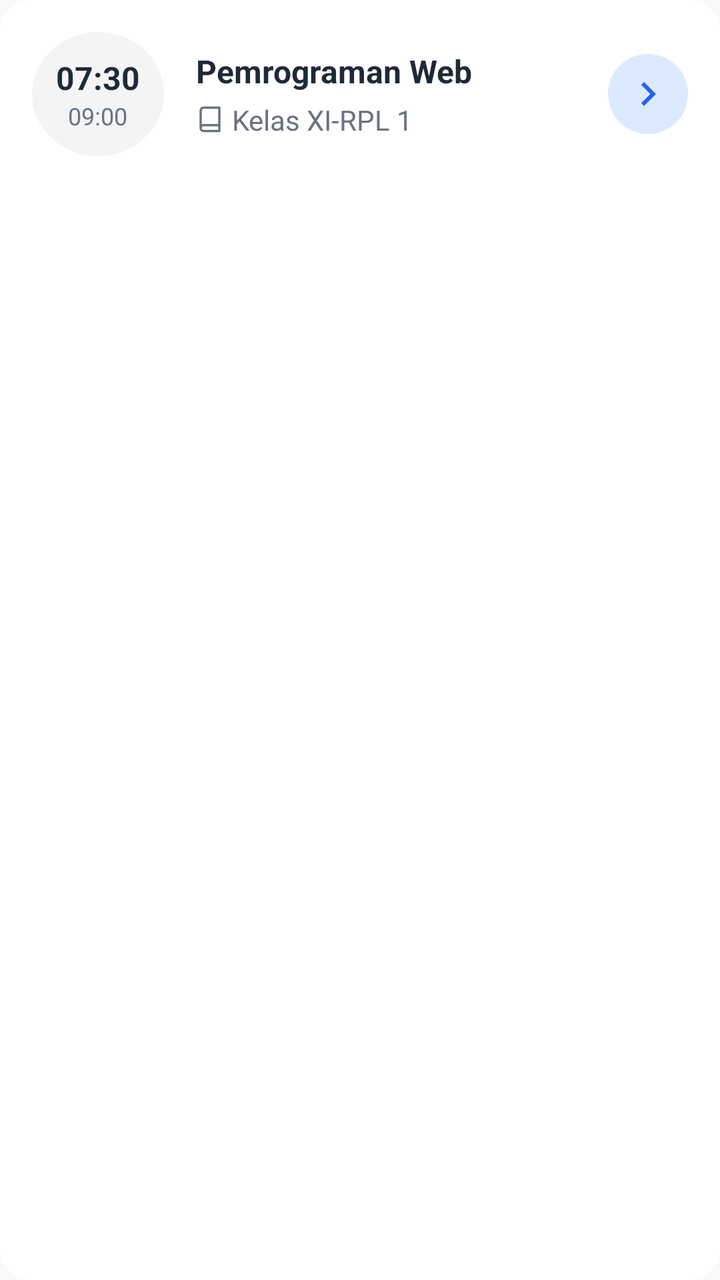
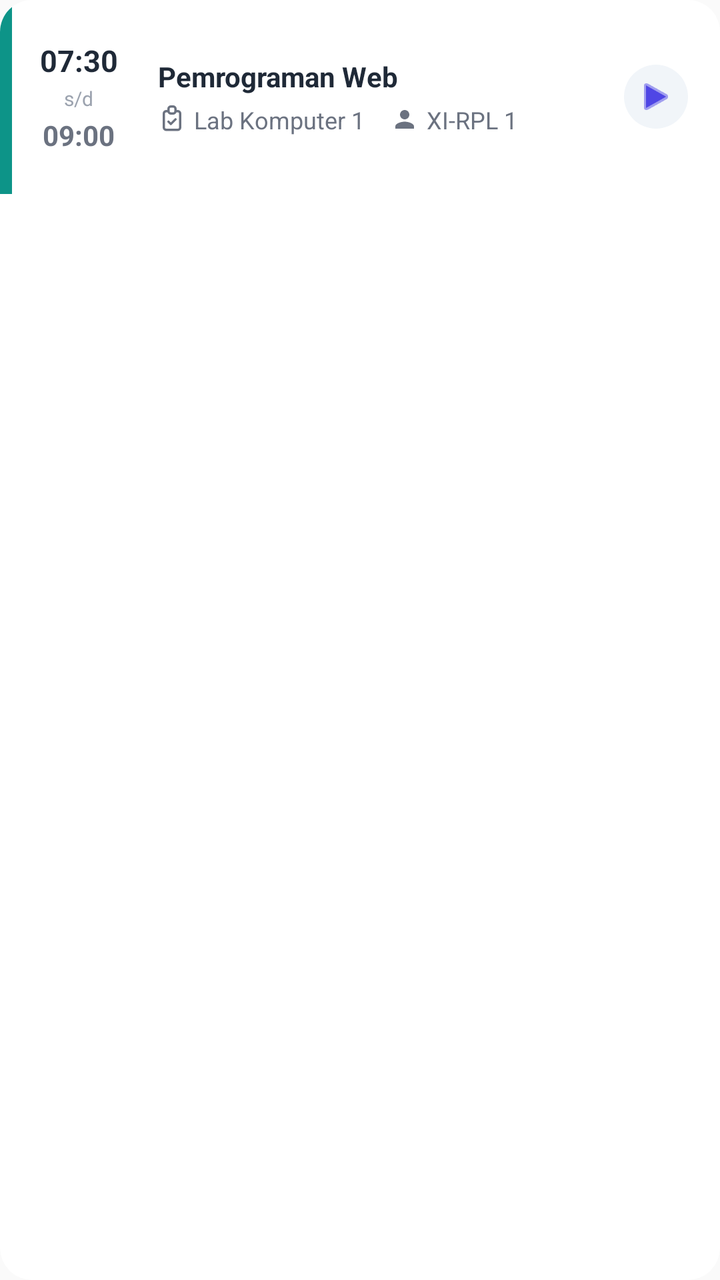

Before-and-after screenshots of an Android layout around one commit, followed by the original layout XML and the change that was made.
<!-- AndroidManifest.xml: application theme Theme.AppCompat.Light.NoActionBar -->
<!-- res/layout/item_jadwal_hari_ini.xml -->
<?xml version="1.0" encoding="utf-8"?>
<androidx.cardview.widget.CardView xmlns:android="http://schemas.android.com/apk/res/android"
    xmlns:app="http://schemas.android.com/apk/res-auto"
    xmlns:tools="http://schemas.android.com/tools"
    tools:ignore="HardcodedText,ContentDescription,Autofill,UseCompoundDrawables"
    android:layout_width="match_parent"
    android:layout_height="wrap_content"
    android:layout_marginBottom="12dp"
    app:cardCornerRadius="16dp"
    app:cardElevation="0dp"
    android:clickable="true"
    android:focusable="true"
    android:foreground="?attr/selectableItemBackground">

    <LinearLayout
        android:layout_width="match_parent"
        android:layout_height="wrap_content"
        android:background="#FFFFFF"
        android:orientation="horizontal"
        android:padding="16dp"
        android:gravity="center_vertical">

        
        <LinearLayout
            android:layout_width="wrap_content"
            android:layout_height="wrap_content"
            android:orientation="vertical"
            android:background="@drawable/bg_icon_circle"
            android:backgroundTint="#F3F4F6"
            android:padding="12dp"
            android:gravity="center"
            android:layout_marginEnd="16dp">
            <TextView
                android:id="@+id/tvJamMulai"
                android:layout_width="wrap_content"
                android:layout_height="wrap_content"
                android:text="07:30"
                android:textColor="#1F2937"
                android:textSize="16sp"
                android:textStyle="bold" />
            <TextView
                android:id="@+id/tvJamSelesai"
                android:layout_width="wrap_content"
                android:layout_height="wrap_content"
                android:text="09:00"
                android:textColor="#6B7280"
                android:textSize="12sp" />
        </LinearLayout>

        
        <LinearLayout
            android:layout_width="0dp"
            android:layout_height="wrap_content"
            android:layout_weight="1"
            android:orientation="vertical">
            <TextView
                android:id="@+id/tvMataPelajaran"
                android:layout_width="wrap_content"
                android:layout_height="wrap_content"
                android:text="Pemrograman Web"
                android:textColor="#1F2937"
                android:textSize="16sp"
                android:textStyle="bold"
                android:layout_marginBottom="4dp" />
            <LinearLayout
                android:layout_width="wrap_content"
                android:layout_height="wrap_content"
                android:orientation="horizontal"
                android:gravity="center_vertical">
                <ImageView
                    android:layout_width="14dp"
                    android:layout_height="14dp"
                    android:src="@drawable/ic_modern_materi"
                    app:tint="#6B7280"
                    android:layout_marginEnd="4dp" />
                <TextView
                    android:id="@+id/tvKelas"
                    android:layout_width="wrap_content"
                    android:layout_height="wrap_content"
                    android:text="Kelas XI-RPL 1"
                    android:textColor="#6B7280"
                    android:textSize="14sp" />
            </LinearLayout>
        </LinearLayout>

        
        <ImageView
            android:layout_width="40dp"
            android:layout_height="40dp"
            android:src="@drawable/ic_chevron_right"
            android:background="@drawable/bg_icon_circle"
            android:backgroundTint="#DBEAFE"
            app:tint="#2563EB"
            android:padding="8dp" />

    </LinearLayout>
</androidx.cardview.widget.CardView>
<!-- resources referenced by this layout -->
<resources>
  <!-- drawable bg_icon_circle (drawable) -->
  ﻿<?xml version="1.0" encoding="utf-8"?>
  <shape xmlns:android="http://schemas.android.com/apk/res/android"
      android:shape="oval">
      <solid android:color="#FFFFFF" />
  </shape>
  <!-- drawable ic_chevron_right (drawable) -->
  ﻿<vector xmlns:android="http://schemas.android.com/apk/res/android"
      android:width="24dp"
      android:height="24dp"
      android:viewportWidth="24"
      android:viewportHeight="24">
    <path
        android:fillColor="#000000"
        android:pathData="M10,6L8.59,7.41 13.17,12l-4.58,4.59L10,18l6,-6z"/>
  </vector>
  <!-- drawable ic_modern_materi (drawable) -->
  <vector xmlns:android="http://schemas.android.com/apk/res/android" android:width="24dp" android:height="24dp" android:viewportWidth="24" android:viewportHeight="24">
    <path android:fillColor="#00000000" android:strokeColor="#9333EA" android:strokeWidth="2" android:strokeLineCap="round" android:strokeLineJoin="round" android:pathData="M4 19.5A2.5 2.5 0 0 1 6.5 17H20 M6.5 2H20v20H6.5A2.5 2.5 0 0 1 4 19.5v-15A2.5 2.5 0 0 1 6.5 2z"/>
  </vector>
</resources>

<!-- the commit's change to res/layout/item_jadwal_hari_ini.xml (unified diff, before → after) -->
@@ -17,81 +17,127 @@
         android:layout_height="wrap_content"
         android:background="#FFFFFF"
         android:orientation="horizontal"
-        android:padding="16dp"
         android:gravity="center_vertical">
+        
+        
+        <View
+            android:layout_width="6dp"
+            android:layout_height="match_parent"
+            android:background="#0D9488" />
 
-        
         <LinearLayout
-            android:layout_width="wrap_content"
+            android:layout_width="match_parent"
             android:layout_height="wrap_content"
-            android:orientation="vertical"
-            android:background="@drawable/bg_icon_circle"
-            android:backgroundTint="#F3F4F6"
-            android:padding="12dp"
-            android:gravity="center"
-            android:layout_marginEnd="16dp">
-            <TextView
-                android:id="@+id/tvJamMulai"
-                android:layout_width="wrap_content"
-                android:layout_height="wrap_content"
-                android:text="07:30"
-                android:textColor="#1F2937"
-                android:textSize="16sp"
-                android:textStyle="bold" />
-            <TextView
-                android:id="@+id/tvJamSelesai"
-                android:layout_width="wrap_content"
-                android:layout_height="wrap_content"
-                android:text="09:00"
-                android:textColor="#6B7280"
-                android:textSize="12sp" />
-        </LinearLayout>
-
-        
-        <LinearLayout
-            android:layout_width="0dp"
-            android:layout_height="wrap_content"
-            android:layout_weight="1"
-            android:orientation="vertical">
-            <TextView
-                android:id="@+id/tvMataPelajaran"
-                android:layout_width="wrap_content"
-                android:layout_height="wrap_content"
-                android:text="Pemrograman Web"
-                android:textColor="#1F2937"
-                android:textSize="16sp"
-                android:textStyle="bold"
-                android:layout_marginBottom="4dp" />
+            android:orientation="horizontal"
+            android:paddingVertical="16dp"
+            android:paddingStart="10dp"
+            android:paddingEnd="16dp"
+            android:gravity="center_vertical">
+            
+            
             <LinearLayout
                 android:layout_width="wrap_content"
                 android:layout_height="wrap_content"
-                android:orientation="horizontal"
-                android:gravity="center_vertical">
-                <ImageView
-                    android:layout_width="14dp"
-                    android:layout_height="14dp"
-                    android:src="@drawable/ic_modern_materi"
-                    app:tint="#6B7280"
-                    android:layout_marginEnd="4dp" />
+                android:orientation="vertical"
+                android:padding="4dp"
+                android:gravity="center"
+                android:layout_marginEnd="16dp">
                 <TextView
-                    android:id="@+id/tvKelas"
+                    android:id="@+id/tvJamMulai"
                     android:layout_width="wrap_content"
                     android:layout_height="wrap_content"
-                    android:text="Kelas XI-RPL 1"
+                    android:text="07:30"
+                    android:textColor="#1F2937"
+                    android:textSize="15sp"
+                    android:textStyle="bold" />
+                <TextView
+                    android:layout_width="wrap_content"
+                    android:layout_height="wrap_content"
+                    android:text="s/d"
+                    android:textColor="#9CA3AF"
+                    android:textSize="10sp"
+                    android:layout_marginVertical="2dp" />
+                <TextView
+                    android:id="@+id/tvJamSelesai"
+                    android:layout_width="wrap_content"
+                    android:layout_height="wrap_content"
+                    android:text="09:00"
                     android:textColor="#6B7280"
-                    android:textSize="14sp" />
+                    android:textSize="14sp"
+                    android:textStyle="bold" />
             </LinearLayout>
+
+            
+            <LinearLayout
+                android:layout_width="0dp"
+                android:layout_height="wrap_content"
+                android:layout_weight="1"
+                android:orientation="vertical">
+                <TextView
+                    android:id="@+id/tvMataPelajaran"
+                    android:layout_width="wrap_content"
+                    android:layout_height="wrap_content"
+                    android:text="Pemrograman Web"
+                    android:textColor="#1F2937"
+                    android:textSize="14sp"
+                    android:textStyle="bold"
+                    android:layout_marginBottom="4dp" />
+                <LinearLayout
+                    android:layout_width="match_parent"
+                    android:layout_height="wrap_content"
+                    android:orientation="horizontal">
+                    <LinearLayout
+                        android:layout_width="0dp"
+                        android:layout_weight="1"
+                        android:layout_height="wrap_content"
+                        android:orientation="horizontal"
+                        android:gravity="center_vertical">
+                        <ImageView
+                            android:layout_width="14dp"
+                            android:layout_height="14dp"
+                            android:src="@drawable/ic_modern_tugas"
+                            app:tint="#6B7280"
+                            android:layout_marginEnd="4dp" />
+                        <TextView
+                            android:id="@+id/tvRuang"
+                            android:layout_width="wrap_content"
+                            android:layout_height="wrap_content"
+                            android:text="Lab Komputer 1"
+                            android:textColor="#6B7280"
+                            android:textSize="12sp" />
+                    </LinearLayout>
+                    <LinearLayout
+                        android:layout_width="0dp"
+                        android:layout_weight="1"
+                        android:layout_height="wrap_content"
+                        android:orientation="horizontal"
+                        android:gravity="center_vertical">
+                        <ImageView
+                            android:layout_width="14dp"
+                            android:layout_height="14dp"
+                            android:src="@drawable/ic_modern_profile"
+                            app:tint="#6B7280"
+                            android:layout_marginEnd="4dp" />
+                        <TextView
+                            android:id="@+id/tvKelas"
+                            android:layout_width="wrap_content"
+                            android:layout_height="wrap_content"
+                            android:text="XI-RPL 1"
+                            android:textColor="#6B7280"
+                            android:textSize="12sp" />
+                    </LinearLayout>
+                </LinearLayout>
+            </LinearLayout>
+
+            
+            <ImageView
+                android:layout_width="32dp"
+                android:layout_height="32dp"
+                android:src="@android:drawable/ic_media_play"
+                android:background="@drawable/bg_icon_circle"
+                android:backgroundTint="#F1F5F9"
+                app:tint="#4F46E5"
+                android:padding="6dp" />
         </LinearLayout>
-
-        
-        <ImageView
-            android:layout_width="40dp"
-            android:layout_height="40dp"
-            android:src="@drawable/ic_chevron_right"
-            android:background="@drawable/bg_icon_circle"
-            android:backgroundTint="#DBEAFE"
-            app:tint="#2563EB"
-            android:padding="8dp" />
-
     </LinearLayout>
 </androidx.cardview.widget.CardView>
<!-- resource entries referenced after the edit -->
@@ -6,19 +6,19 @@
       android:shape="oval">
       <solid android:color="#FFFFFF" />
   </shape>
-  <!-- drawable ic_chevron_right (drawable) -->
-  ﻿<vector xmlns:android="http://schemas.android.com/apk/res/android"
+  <!-- drawable ic_modern_profile (drawable) -->
+  <vector xmlns:android="http://schemas.android.com/apk/res/android"
       android:width="24dp"
       android:height="24dp"
       android:viewportWidth="24"
       android:viewportHeight="24">
     <path
-        android:fillColor="#000000"
-        android:pathData="M10,6L8.59,7.41 13.17,12l-4.58,4.59L10,18l6,-6z"/>
+        android:fillColor="@android:color/white"
+        android:pathData="M12,12c2.21,0 4,-1.79 4,-4s-1.79,-4 -4,-4 -4,1.79 -4,4 1.79,4 4,4zM12,14c-2.67,0 -8,1.34 -8,4v2h16v-2c0,-2.66 -5.33,-4 -8,-4z"/>
   </vector>
-  <!-- drawable ic_modern_materi (drawable) -->
+  <!-- drawable ic_modern_tugas (drawable) -->
   <vector xmlns:android="http://schemas.android.com/apk/res/android" android:width="24dp" android:height="24dp" android:viewportWidth="24" android:viewportHeight="24">
-    <path android:fillColor="#00000000" android:strokeColor="#9333EA" android:strokeWidth="2" android:strokeLineCap="round" android:strokeLineJoin="round" android:pathData="M4 19.5A2.5 2.5 0 0 1 6.5 17H20 M6.5 2H20v20H6.5A2.5 2.5 0 0 1 4 19.5v-15A2.5 2.5 0 0 1 6.5 2z"/>
+    <path android:fillColor="#00000000" android:strokeColor="#DC2626" android:strokeWidth="2" android:strokeLineCap="round" android:strokeLineJoin="round" android:pathData="M9 5H7a2 2 0 0 0 -2 2v12a2 2 0 0 0 2 2h10a2 2 0 0 0 2 -2V7a2 2 0 0 0 -2 -2h-2 M9 3a2 2 0 0 1 2 -2h2a2 2 0 0 1 2 2v2a2 2 0 0 1 -2 2h-2a2 2 0 0 1 -2 -2z M9 14l2 2l4 -4"/>
   </vector>
 </resources>
 
